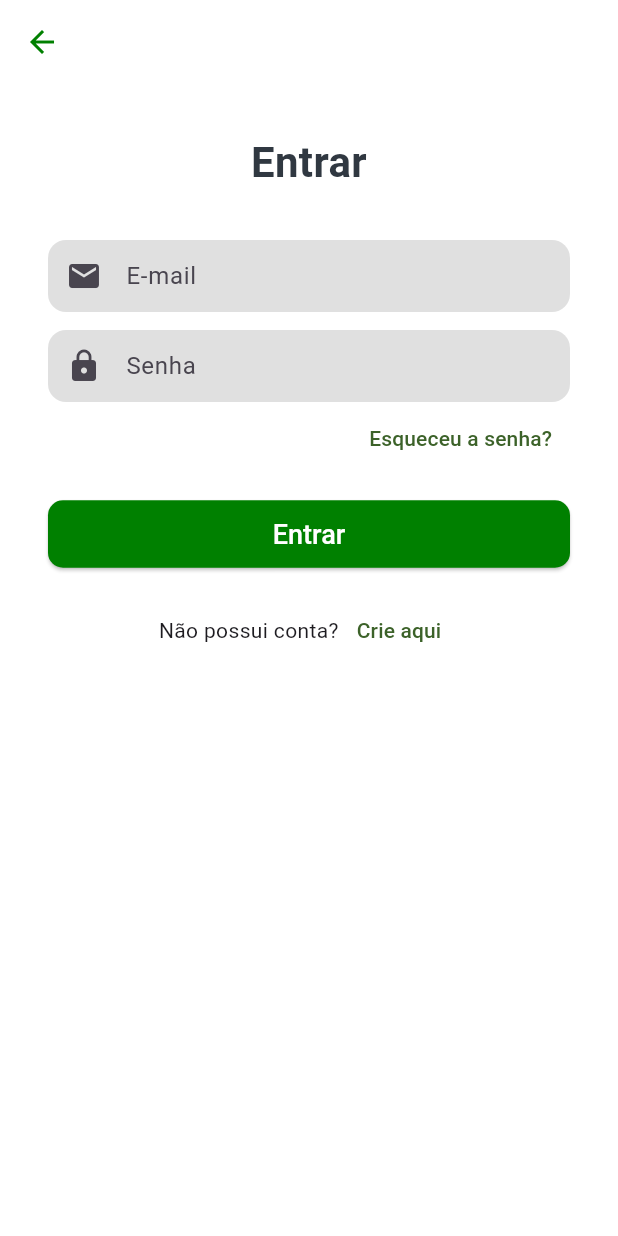
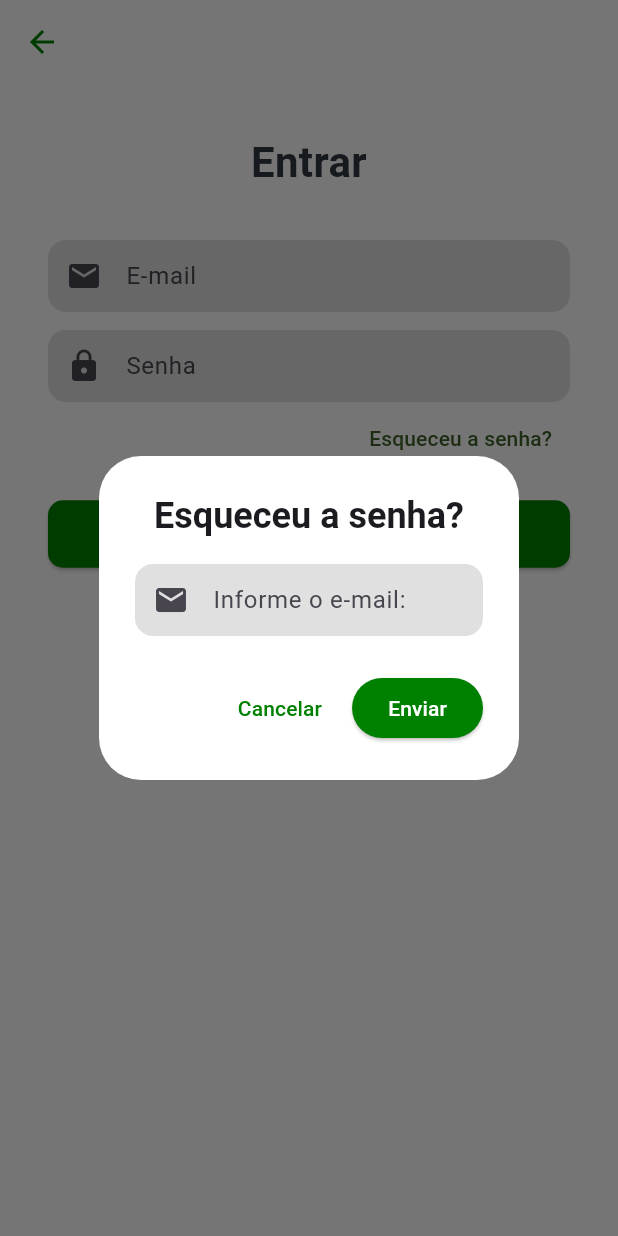
Before and after one commit to wellington067/assim-app-comercio-consumidor, a Flutter app: the SignUpScreen screen opened by its route, after a tap on "Próximo", after a tap on "Entre aqui", after a tap on "Esqueceu a senha?", on a phone screen of 412 x 824 dp. Run offline on Flutter 3.47's test engine with Material 3 defaults, Android fonts, the phone set to English and light mode, and no system bars; our stand-ins replace bot_toast, brasil_fields, device_preview, dio, file_picker, flutter_local_notifications and 7 more; missing offline and left inert: flutter_pdfview, rate_my_app; accounts and stored records are empty; network calls fail; statements that could not run were skipped.

Commit message:
feat: feito a função de esqueceu senha na tela de login.

```diff
--- a/lib/components/forms/custom_text_form_field.dart
+++ b/lib/components/forms/custom_text_form_field.dart
@@ -98,7 +98,6 @@ class _CustomTextFormFieldState extends State<CustomTextFormField> {
           ),
           errorStyle: const TextStyle(
             color: kErrorColor,
-            backgroundColor: Colors.white,
           ),
           labelText: widget.label,
           hintText: widget.hintText,
--- a/lib/screens/profile/editar/endereco/adress_edit_screen.dart
+++ b/lib/screens/profile/editar/endereco/adress_edit_screen.dart
@@ -145,6 +145,7 @@ class _AdressEditScreenState extends State<AdressEditScreen>
     Size size = MediaQuery.of(context).size;
     return Scaffold(
       appBar: const CustomAppBar(),
+      backgroundColor: Colors.white,
       body: Container(
         color: kOnSurfaceColor,
         width: size.width,
--- a/lib/screens/profile/endereco/adress_screen.dart
+++ b/lib/screens/profile/endereco/adress_screen.dart
@@ -104,6 +104,7 @@ class _AddressScreenState extends State<AddressScreen> with ValidationMixin {
     Size size = MediaQuery.of(context).size;
     return Scaffold(
       appBar: const CustomAppBar(),
+      backgroundColor: Colors.white,
       body: Container(
         color: kOnSurfaceColor,
         width: size.width,
--- a/lib/screens/signin/sign_in_screen.dart
+++ b/lib/screens/signin/sign_in_screen.dart
@@ -1,3 +1,4 @@
+import 'package:ecommerceassim/shared/components/dialogs/confirm_dialog.dart';
 import 'package:ecommerceassim/shared/constants/app_number_constants.dart';
 import 'package:ecommerceassim/shared/validation/validate_mixin.dart';
 import 'package:flutter/material.dart';
@@ -13,6 +14,7 @@ import '../../shared/constants/app_enums.dart';
 class SignInScreen extends StatelessWidget with ValidationMixin {
   SignInScreen({super.key});
   final GlobalKey<FormState> formkey = GlobalKey<FormState>();
+
   @override
   Widget build(BuildContext context) {
     return ChangeNotifierProvider(
@@ -59,7 +61,9 @@ class SignInScreen extends StatelessWidget with ValidationMixin {
                       alignment: Alignment.centerRight,
                       child: CustomTextButton(
                         title: 'Esqueceu a senha?',
-                        onPressed: () {},
+                        onPressed: () async {
+                          showForgotPasswordDialog(context, controller);
+                        },
                       ),
                     ),
                     const VerticalSpacerBox(size: SpacerSize.medium),
@@ -70,7 +74,7 @@ class SignInScreen extends StatelessWidget with ValidationMixin {
                     else
                       ElevatedButton(
                         onPressed: () {
-                          if (formkey.currentState!.validate() == true) {
+                          if (formkey.currentState!.validate()) {
                             controller.signIn(context);
                           }
                         },
@@ -118,4 +122,85 @@ class SignInScreen extends StatelessWidget with ValidationMixin {
       ),
     );
   }
+
+  void showForgotPasswordDialog(
+      BuildContext context, SignInController controller) {
+    final TextEditingController emailController = TextEditingController();
+    final GlobalKey<FormState> dialogFormKey = GlobalKey<FormState>();
+
+    showDialog(
+      context: context,
+      builder: (BuildContext context) {
+        return AlertDialog(
+          title: const Center(
+            child: Text(
+              'Esqueceu a senha?',
+              style: TextStyle(
+                fontWeight: FontWeight.bold,
+              ),
+            ),
+          ),
+          backgroundColor: Colors.white,
+          content: Form(
+            key: dialogFormKey,
+            child: Column(
+              mainAxisSize: MainAxisSize.min,
+              children: [
+                CustomTextFormField(
+                  hintText: 'Informe o e-mail:',
+                  icon: Icons.email,
+                  controller: emailController,
+                  validateForm: (value) => isValidEmail(value),
+                ),
+              ],
+            ),
+          ),
+          actions: [
+            TextButton(
+              onPressed: () => Navigator.of(context).pop(),
+              style: TextButton.styleFrom(
+                foregroundColor: kDetailColor,
+              ),
+              child: const Text('Cancelar'),
+            ),
+            ElevatedButton(
+              onPressed: () async {
+                if (dialogFormKey.currentState!.validate()) {
+                  try {
+                    await controller
+                        .sendResetPasswordEmail(emailController.text);
+                    Navigator.of(context).pop();
+                    confirmDialog(
+                      context,
+                      'Email Enviado',
+                      'Um email de redefinição de senha foi enviado para o seu endereço de email.',
+                      'Cancelar',
+                      'Ok',
+                    );
+                  } catch (e) {
+                    Navigator.of(context).pop();
+                    confirmDialog(
+                      context,
+                      'Erro',
+                      e.toString().replaceAll('Exception: ', ''),
+                      'Cancelar',
+                      'Ok',
+                    );
+                  }
+                } else {
+                  controller
+                      .setErrorMessage('Por favor, forneça um email válido.');
+                }
+              },
+              style: ElevatedButton.styleFrom(
+                backgroundColor: kDetailColor,
+                foregroundColor: kOnSurfaceColor,
+              ),
+              child: const Text('Enviar'),
+            ),
+          ],
+        );
+      },
+    );
+  }
 }
--- a/lib/shared/validation/validate_mixin.dart
+++ b/lib/shared/validation/validate_mixin.dart
@@ -31,9 +31,9 @@ mixin ValidationMixin {
     if (value.isEmpty) {
       return 'Insira um E-mail.';
     } else if (!value.contains('@')) {
-      return 'O E-mail deve conter o simbolo "@".';
+      return 'Deve conter o simbolo "@".';
     } else if (!value.contains('.com')) {
-      return 'O E-mail deve conter o ".com" no final.';
+      return 'Deve conter o ".com" no final.';
     }
     return null;
   }
```
Also changed, not shown: lib/shared/core/controllers/sign_in_controller.dart (+29 -0 lines), lib/shared/core/repositories/sign_in_repository.dart (+65 -0 lines).
